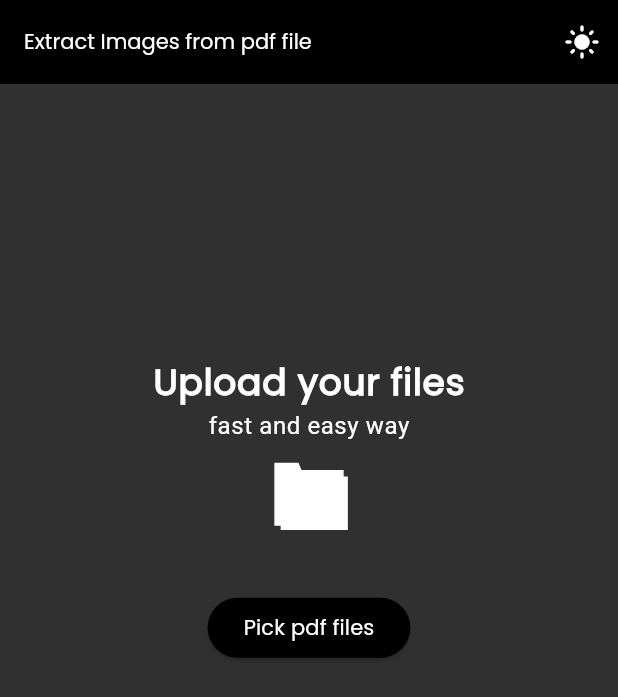
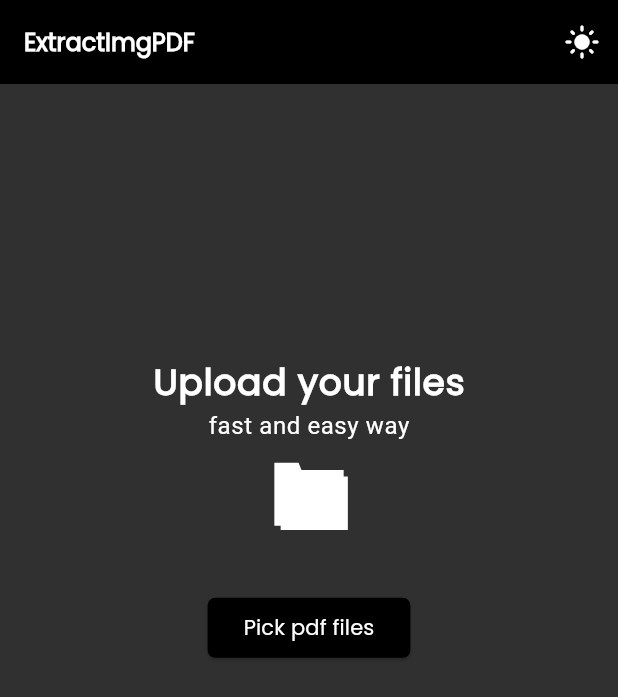
Before and after one commit to bilal-stdu/flutterProjects, a Flutter app: the screen it shows after launch, after a tap on the "dark mode" icon, on a phone screen of 412 x 824 dp. Shown: the top 697 px of the screen. Run offline on Flutter 3.47's test engine with Material 3 defaults, Android fonts, the phone set to English and light mode, and no system bars; our stand-ins replace file_picker, flutter_svg; network calls fail.

```diff
--- a/Project V2/pdf_images/lib/screens/FilePickerDemo.dart
+++ b/Project V2/pdf_images/lib/screens/FilePickerDemo.dart
@@ -100,7 +100,7 @@ class _FilePickerDemoState extends State<FilePickerDemo> {
     final themeProvider = Provider.of<ThemeProvider>(context);
     return Scaffold(
       appBar: AppBar(
-        title: const Text("Extract Images from pdf file"),
+        title: Text("ExtractImgPDF", style: Theme.of(context).textTheme.titleLarge,),
         actions: [
           IconButton(
             icon: Icon(_isDarkMode ? Icons.light_mode : Icons.dark_mode_outlined, color: Colors.white,),
--- a/Project V2/pdf_images/lib/themes/dark_theme.dart
+++ b/Project V2/pdf_images/lib/themes/dark_theme.dart
@@ -32,14 +32,21 @@ ThemeData darkTheme() {
     ),
     elevatedButtonTheme: ElevatedButtonThemeData(
       style: ElevatedButton.styleFrom(
-        foregroundColor: Colors.white, backgroundColor: Colors.black, // Light yellow color
+        foregroundColor: Colors.white,
+        backgroundColor: Colors.black, // Light yellow color
+        shape: RoundedRectangleBorder(
+          borderRadius: BorderRadius.circular(5),
+        ),
       ),
+
     ),
     textTheme: const TextTheme(
       displayLarge: TextStyle(fontSize: 16, fontWeight: FontWeight.bold, color: Colors.white, fontFamily: 'Poppins'),
       labelLarge: TextStyle(color: Colors.black, fontFamily: 'Poppins'),
       bodyLarge: TextStyle(fontSize: 24, fontWeight: FontWeight.bold, fontFamily: 'Poppins', color: Colors.white),
       bodySmall: TextStyle(fontSize: 16, color: Colors.white),
+      titleLarge: TextStyle(fontSize: 16, fontWeight: FontWeight.bold, color: Colors.white, fontFamily: 'Poppins'),
+        titleMedium: TextStyle(fontSize: 16,color: Colors.white, fontFamily: 'Poppins'),
     ),
   );
 }
--- a/Project V2/pdf_images/lib/themes/light_theme.dart
+++ b/Project V2/pdf_images/lib/themes/light_theme.dart
@@ -30,7 +30,11 @@ ThemeData lightTheme() {
     ),
     elevatedButtonTheme: ElevatedButtonThemeData(
       style: ElevatedButton.styleFrom(
-        foregroundColor: Colors.white, backgroundColor: const Color(0xFF8115c4),
+        foregroundColor: Colors.white,
+        backgroundColor: const Color(0xFF8115c4),
+        shape: RoundedRectangleBorder(
+          borderRadius: BorderRadius.circular(5),
+        ),
       ),
     ),
     textTheme: const TextTheme(
@@ -38,6 +42,8 @@ ThemeData lightTheme() {
       labelLarge: TextStyle(color: Colors.white, fontFamily: 'Poppins'),
       bodyLarge: TextStyle(fontSize: 24, fontWeight: FontWeight.bold, fontFamily: 'Poppins', color: Colors.black),
       bodySmall: TextStyle(fontSize: 16, color: Color(0xFF757575)),
+      titleLarge: TextStyle(fontSize: 16, fontWeight: FontWeight.bold, color: Colors.white, fontFamily: 'Poppins'),
+      titleMedium: TextStyle(fontSize: 14,color: Colors.black, fontFamily: 'Poppins'),
     ),
   );
 }
```
Also changed, not shown: Project V2/pdf_images/lib/screens/ImageDisplayScreen.dart (+47 -4 lines).
